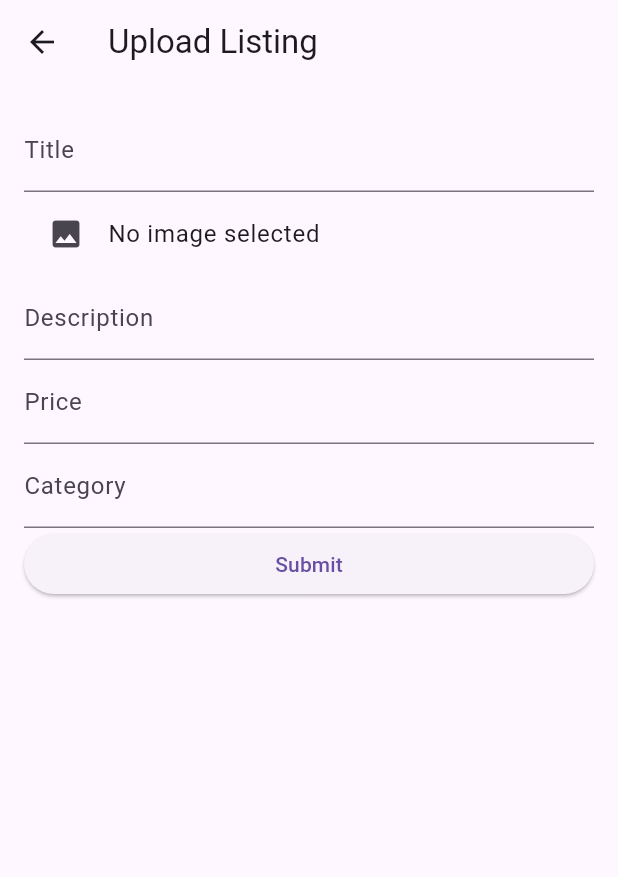
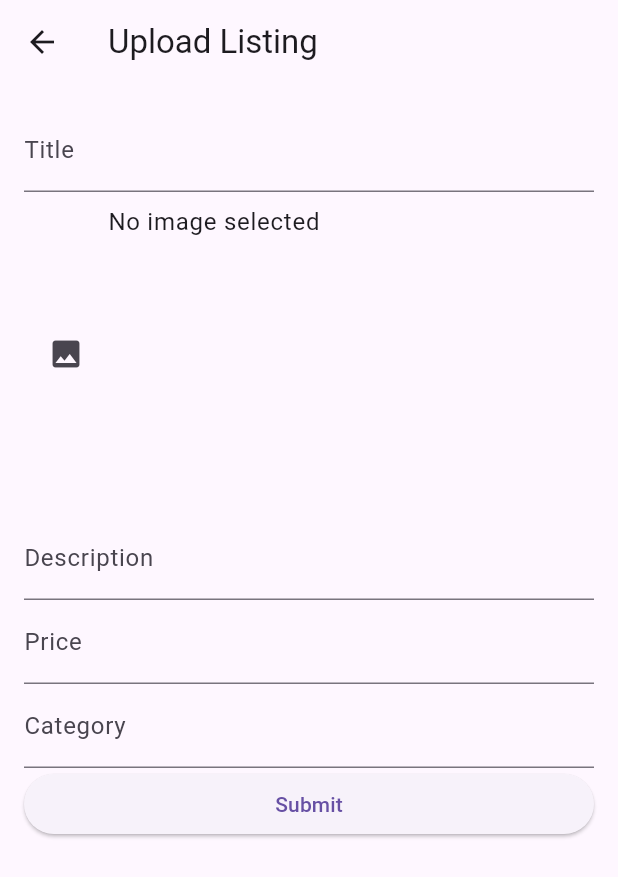
Before and after one commit to JunKit2003/UNM-marketplace, a Flutter app: the UploadListingPage screen opened directly, after a tap on "Submit", on a phone screen of 412 x 824 dp. Shown: the top 877 px of the screen. Run offline on Flutter 3.47's test engine with Material 3 defaults, Android fonts, the phone set to English and light mode, and no system bars; our stand-ins replace cookie_jar, dio, dio_cookie_manager, image_picker; missing offline and left inert: dart:html; network calls fail.

Commit message:
Display Listing is now dislplaying details correctly but not the photo

```diff
--- a/src/unm_marketplace/lib/signup_page.dart
+++ b/src/unm_marketplace/lib/signup_page.dart
@@ -51,10 +51,9 @@ class _SignupPageState extends State<SignupPage> {
     } on DioError catch (e) {
       // Handling DioError separately
       if (e.response?.statusCode == 400) {
+        String errorMessage = e.response?.data['message'] ?? 'Signup Failed';
         ScaffoldMessenger.of(context).showSnackBar(
-          SnackBar(
-              content: Text(
-                  'This email is already registered. Please try another email.')),
+          SnackBar(content: Text(errorMessage)),
         );
       } else {
         ScaffoldMessenger.of(context).showSnackBar(
--- a/src/unm_marketplace/lib/upload_listing.dart
+++ b/src/unm_marketplace/lib/upload_listing.dart
@@ -1,4 +1,5 @@
 import 'dart:convert';
+import 'dart:html';
 import 'dart:io';
 import 'dart:typed_data';
 import 'package:flutter/material.dart';
@@ -19,7 +20,15 @@ class _UploadListingPageState extends State<UploadListingPage> {
   String description = '';
   String price = '';
   String category = '';
+  String PostedBy = '';
   Dio dio = DioSingleton.getInstance();
+
+  Future<String> _getUsername() async {
+    Dio dio = DioSingleton.getInstance();
+    final response = await dio.post('http://${getHost()}:5000/api/getUsername');
+    print(response.data['username']);
+    return response.data['username'];
+  }
 
   Future<void> _pickListingPhoto() async {
     final picker = ImagePicker();
@@ -47,6 +56,7 @@ class _UploadListingPageState extends State<UploadListingPage> {
       print('Description: $description');
       print('Price: $price');
       print('Category: $category');
+      print('PostedBy : $PostedBy');
 
       // Send data
       var url = 'http://${getHost()}:5000/api/UploadListingDetails';
@@ -58,6 +68,7 @@ class _UploadListingPageState extends State<UploadListingPage> {
             'description': description,
             'price': price,
             'category': category,
+            'PostedBy': await _getUsername(),
           },
           options: Options(
             headers: {
@@ -152,12 +163,16 @@ class _UploadListingPageState extends State<UploadListingPage> {
               ),
               ListTile(
                 leading: Icon(Icons.photo),
-                title: _imageBytes == null
-                    ? Text('No image selected')
-                    : Image.memory(
-                        _imageBytes!,
-                        fit: BoxFit.cover,
-                      ),
+                title: Container(
+                  height: 200, // Adjust the height as needed
+                  width: 200, // Adjust the width as needed
+                  child: _imageBytes == null
+                      ? Text('No image selected')
+                      : Image.memory(
+                          _imageBytes!,
+                          fit: BoxFit.scaleDown,
+                        ),
+                ),
                 onTap: _pickListingPhoto,
               ),
               TextFormField(
@@ -186,18 +201,16 @@ class _UploadListingPageState extends State<UploadListingPage> {
               ),
               ElevatedButton(
                 onPressed: () async {
-                  _submitListingDetails();
                   // Inside an asynchronous function or method
                   int listingId = await _submitListingDetails();
                   if (listingId != -1) {
                     // Do something with the listingId
                     print('Listing ID: $listingId');
+                    _submitListingPhoto(listingId);
                   } else {
                     // Handle the case where the submission failed
                     print('Failed to submit listing details');
                   }
-
-                  _submitListingPhoto(listingId);
                 },
                 child: Text('Submit'),
               ),
```
Also changed, not shown: src/unm_marketplace/lib/listing_page.dart (+63 -30 lines), 8 other files.
